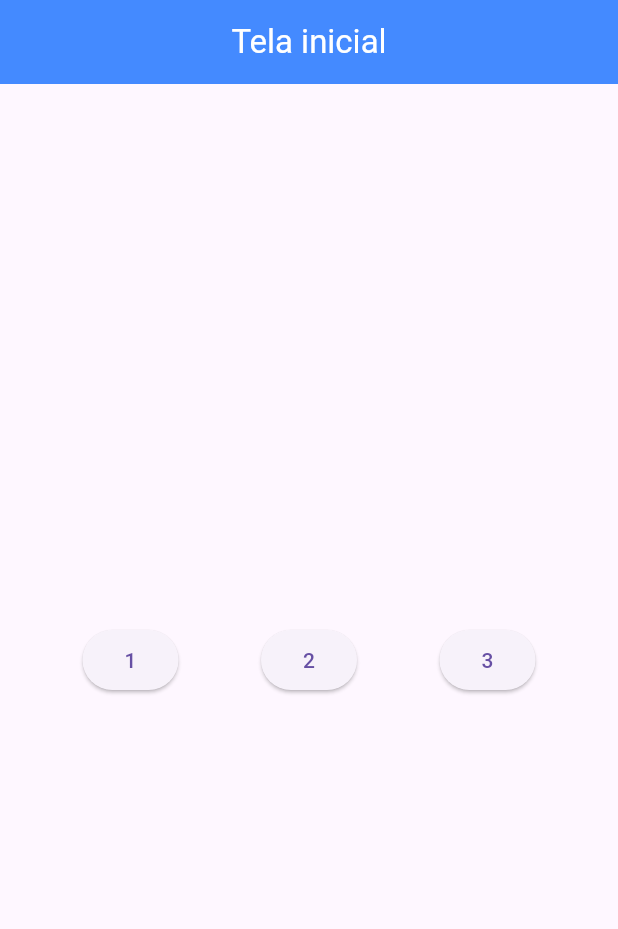
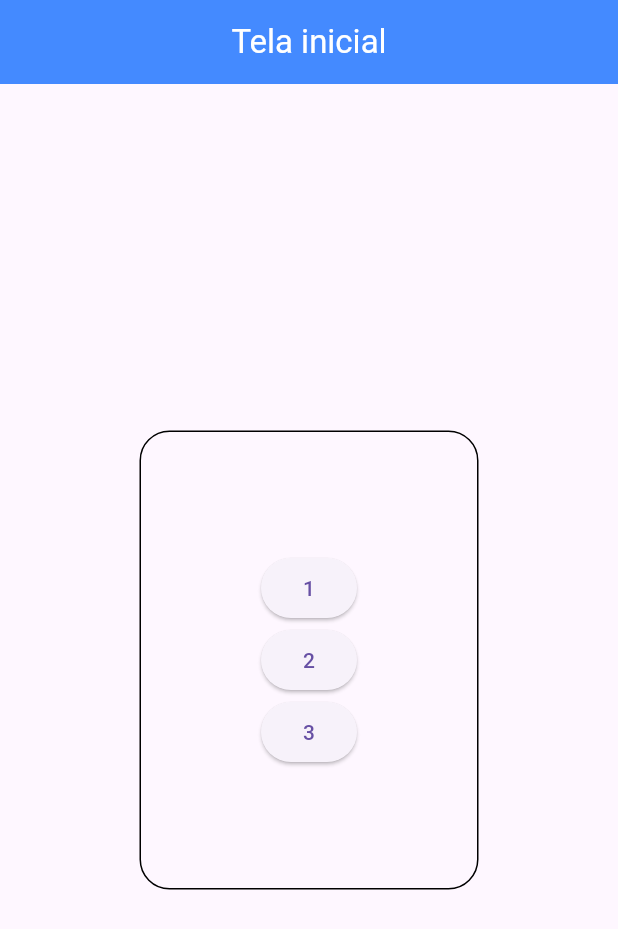
Before and after one commit to 07thiagoramos-ai/TG_e_JP, a Flutter app: the TelaInicial screen opened directly, on a phone screen of 412 x 824 dp. Shown: the top 929 px of the screen. Run offline on Flutter 3.47's test engine with Material 3 defaults, Android fonts, the phone set to English and light mode, and no system bars; our stand-ins replace cloud_firestore, firebase_auth, firebase_core; accounts and stored records are empty.

Commit message:
Mexendo uns trem

```diff
--- a/lib/telaInicial.dart
+++ b/lib/telaInicial.dart
@@ -15,9 +15,16 @@ class _TelaInicialState extends State<TelaInicial> {
       appBar: appBarGeral(context, "Tela inicial"),
       body: Center(
         child: Column(
+          mainAxisAlignment: MainAxisAlignment.center,
           children: [
-            Expanded(
-              child: Row(
+            Container(
+              decoration: BoxDecoration(
+                border: Border.all(color: Colors.black),
+                borderRadius: BorderRadius.circular(20),
+              ),
+              margin: EdgeInsets.all(40),
+              padding: EdgeInsets.all(80),
+              child: Column(
                 mainAxisAlignment: MainAxisAlignment.spaceEvenly,
                 children: [
                   ElevatedButton(
```
Also changed, not shown: lib/authentication.dart (+28 -0 lines), lib/loginForm.dart (line endings or trailing spaces).
